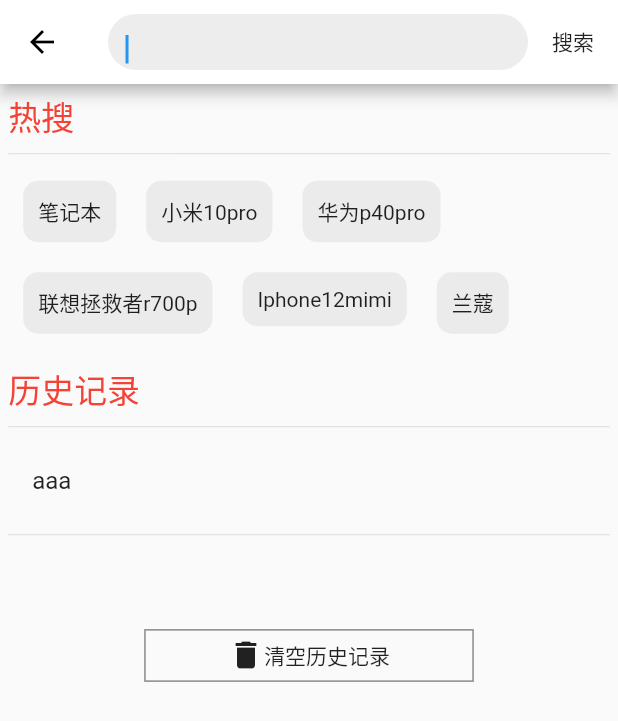
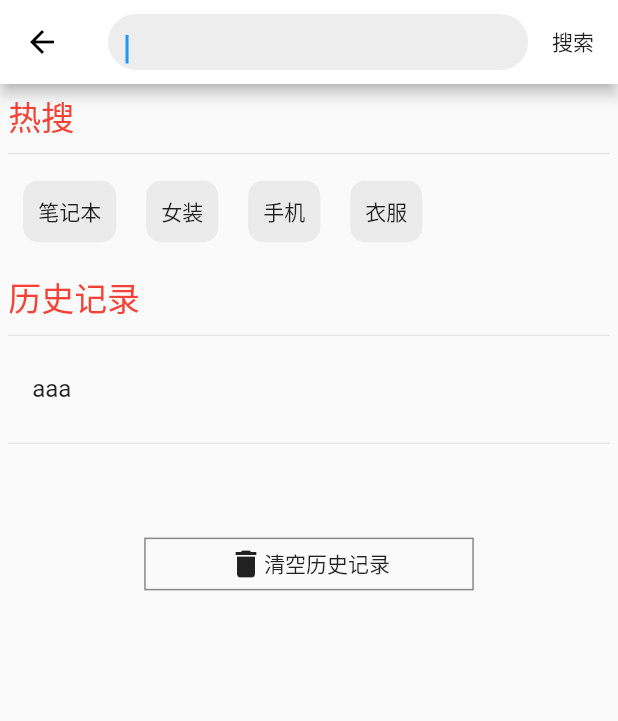
Before and after one commit to iambaofeng/jdflutter, a Flutter app: the SearchPage screen opened by its route, on a phone screen of 412 x 824 dp. Shown: the top 721 px of the screen. Run offline on Flutter 3.47's test engine with Material 2 defaults, Android fonts, the phone set to English and light mode, and no system bars; drawn by our look-alikes of flutter_smart_dialog; our stand-ins replace dio, flutter_screenutil, flutter_swiper, get, shared_preferences; missing offline and left inert: flutter_inappwebview; accounts and stored records are empty; network calls fail; statements that could not run were skipped.

```diff
--- a/lib/model/ProductContentModel.dart
+++ b/lib/model/ProductContentModel.dart
@@ -28,7 +28,7 @@ class ProductContentItem {
   String oldPrice;
   Object isBest;
   Object isHot;
-  String isNew;
+  Object isNew;
   String status;
   String pic;
   String content;
--- a/lib/pages/Search.dart
+++ b/lib/pages/Search.dart
@@ -6,6 +6,22 @@ import 'package:get/get.dart';
 
 class SearchPage extends StatelessWidget {
   SearchPageController vm = Get.put(SearchPageController());
+
+  Widget hotWords(String item) {
+    return InkWell(
+      onTap: () {
+        Get.offNamed('/productList', arguments: {'search': item});
+      },
+      child: Container(
+        padding: EdgeInsets.all(10),
+        margin: EdgeInsets.all(10),
+        decoration: BoxDecoration(
+            color: Color.fromRGBO(233, 233, 233, 0.9),
+            borderRadius: BorderRadius.circular(10)),
+        child: Text(item),
+      ),
+    );
+  }
 
   @override
   Widget build(BuildContext context) {
@@ -149,58 +165,7 @@ class SearchPage extends StatelessWidget {
                 ),
               ),
               Divider(),
-              Wrap(
-                children: [
-                  Container(
-                    padding: EdgeInsets.all(10),
-                    margin: EdgeInsets.all(10),
-                    decoration: BoxDecoration(
-                        color: Color.fromRGBO(233, 233, 233, 0.9),
-                        borderRadius: BorderRadius.circular(10)),
-                    child: Text('笔记本'),
-                  ),
-                  Container(
-                    padding: EdgeInsets.all(10),
-                    margin: EdgeInsets.all(10),
-                    decoration: BoxDecoration(
-                        color: Color.fromRGBO(233, 233, 233, 0.9),
-                        borderRadius: BorderRadius.circular(10)),
-                    child: Text('小米10pro'),
-                  ),
-                  Container(
-                    padding: EdgeInsets.all(10),
-                    margin: EdgeInsets.all(10),
-                    decoration: BoxDecoration(
-                        color: Color.fromRGBO(233, 233, 233, 0.9),
-                        borderRadius: BorderRadius.circular(10)),
-                    child: Text('华为p40pro'),
-                  ),
-                  Container(
-                    padding: EdgeInsets.all(10),
-                    margin: EdgeInsets.all(10),
-                    decoration: BoxDecoration(
-                        color: Color.fromRGBO(233, 233, 233, 0.9),
-                        borderRadius: BorderRadius.circular(10)),
-                    child: Text('联想拯救者r700p'),
-                  ),
-                  Container(
-                    padding: EdgeInsets.all(10),
-                    margin: EdgeInsets.all(10),
-                    decoration: BoxDecoration(
-                        color: Color.fromRGBO(233, 233, 233, 0.9),
-                        borderRadius: BorderRadius.circular(10)),
-                    child: Text('Iphone12mimi'),
-                  ),
-                  Container(
-                    padding: EdgeInsets.all(10),
-                    margin: EdgeInsets.all(10),
-                    decoration: BoxDecoration(
-                        color: Color.fromRGBO(233, 233, 233, 0.9),
-                        borderRadius: BorderRadius.circular(10)),
-                    child: Text('兰蔻'),
-                  ),
-                ],
-              ),
+              Wrap(children: vm._hosKeyWords.map((e) => hotWords(e)).toList()),
               Obx(() => _historyListWidget())
             ],
           ),
@@ -213,6 +178,7 @@ class SearchPage extends StatelessWidget {
 class SearchPageController extends GetxController {
   String _keywords = '';
   final _historyListData = [].obs;
+  List<String> _hosKeyWords = ['笔记本', '女装', '手机', "衣服"];
   @override
   void onInit() {
     // TODO: implement onInit
```
Also changed, not shown: lib/pages/ProductContent.dart (+7 -2 lines), lib/pages/ProductList.dart (+15 -5 lines), lib/pages/tabs/Home.dart (+10 -3 lines).
